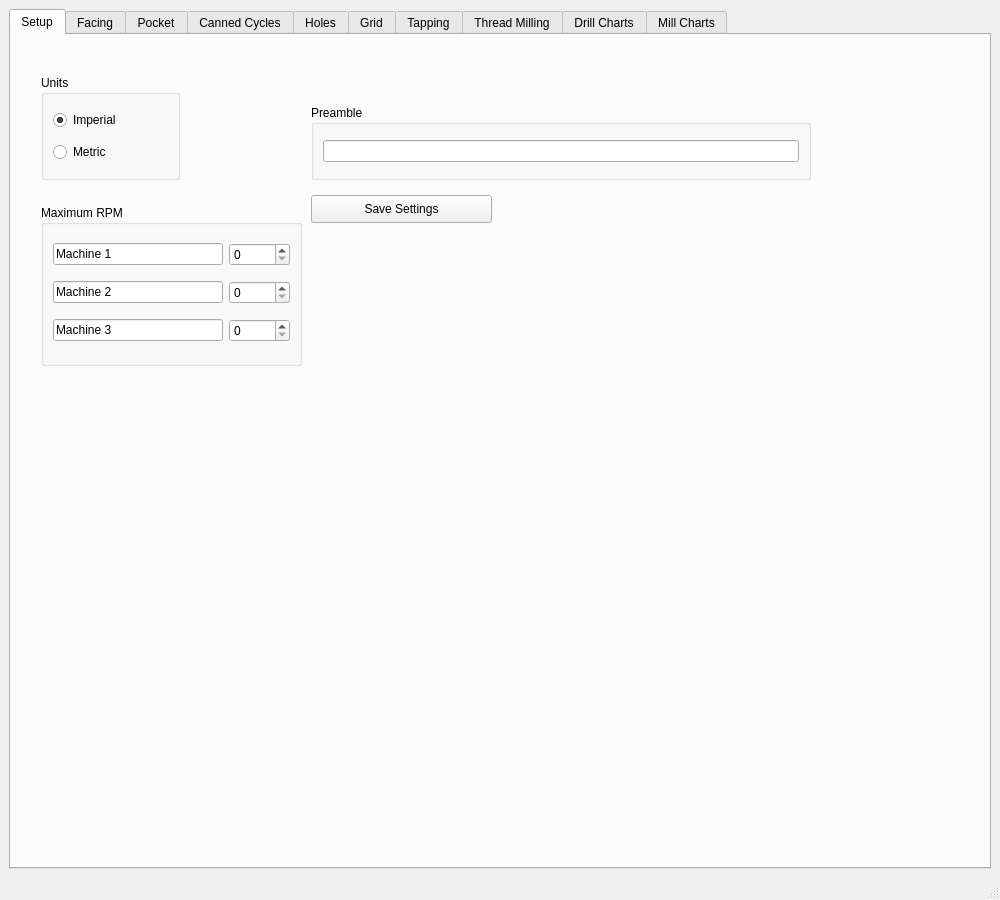
Above: gcode/src/gcode.ui from jethornton/gcode before the change. Below: the same form after it.
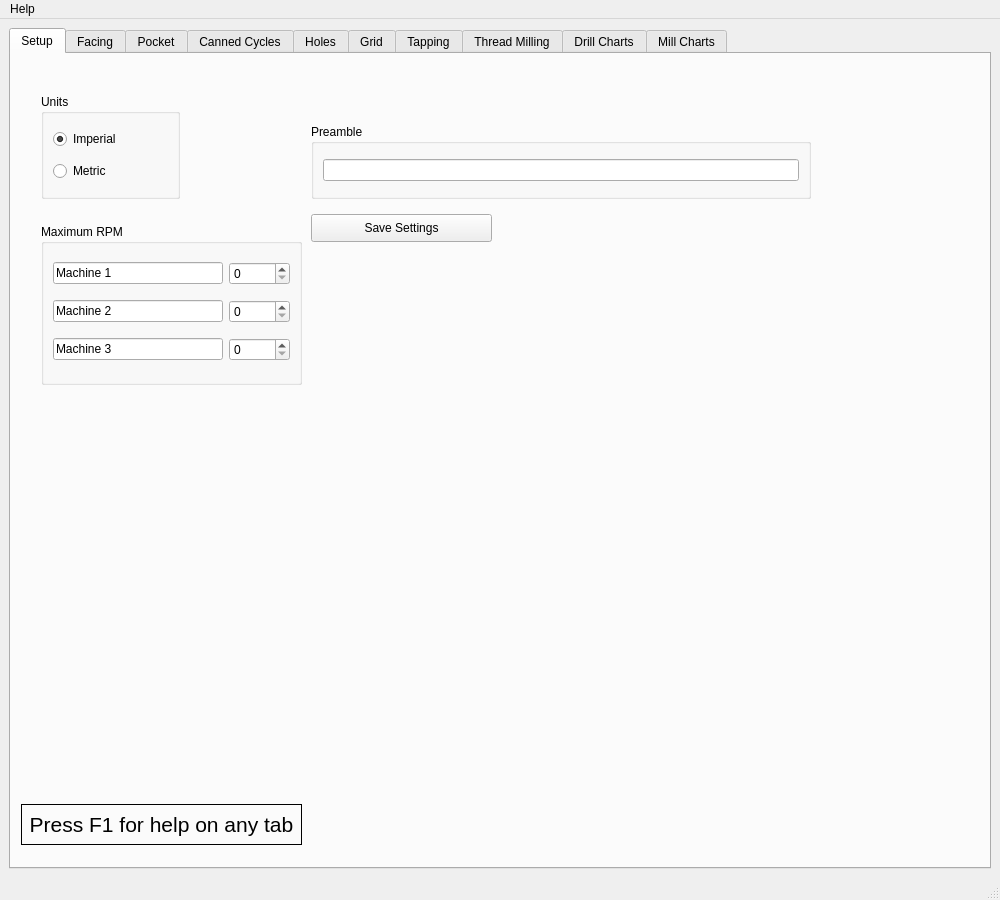
That is the form after the change. The open tabs and pages were chosen to show the change.

Commit message: more work on canned cycles and help system

```diff
--- a/gcode/src/gcode.ui
+++ b/gcode/src/gcode.ui
@@ -183,6 +183,30 @@
          </item>
         </layout>
        </widget>
+       <widget class="QLabel" name="label_78">
+        <property name="geometry">
+         <rect>
+          <x>10</x>
+          <y>750</y>
+          <width>281</width>
+          <height>41</height>
+         </rect>
+        </property>
+        <property name="font">
+         <font>
+          <pointsize>16</pointsize>
+         </font>
+        </property>
+        <property name="frameShape">
+         <enum>QFrame::Box</enum>
+        </property>
+        <property name="text">
+         <string>Press F1 for help on any tab</string>
+        </property>
+        <property name="alignment">
+         <set>Qt::AlignCenter</set>
+        </property>
+       </widget>
       </widget>
       <widget class="QWidget" name="tab_2">
        <attribute name="title">
@@ -2404,6 +2428,13 @@
      <height>25</height>
     </rect>
    </property>
+   <widget class="QMenu" name="menuHelp">
+    <property name="title">
+     <string>Help</string>
+    </property>
+    <addaction name="actionTabHelp"/>
+   </widget>
+   <addaction name="menuHelp"/>
   </widget>
   <widget class="QStatusBar" name="statusbar"/>
  </widget>
```
Left out of the diff: 60 changed lines with no effect on the pictures. The commit also changes 6 other files.
